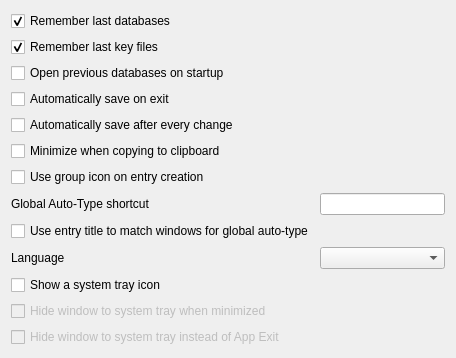
The window that src/gui/SettingsWidgetGeneral.ui (keepassxreboot/keepassxc) describes before a commit, drawn with Qt 5.
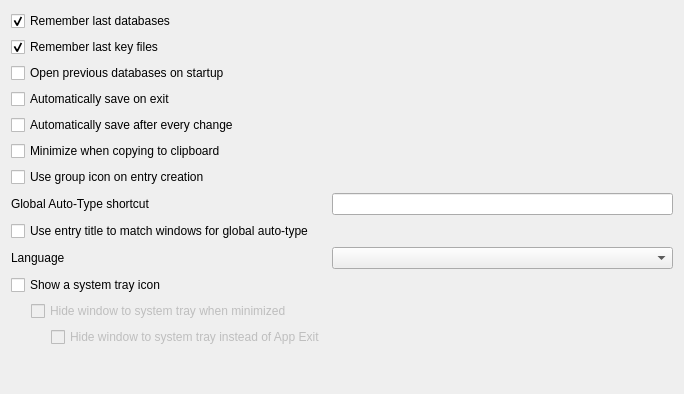
The same window after the commit. Custom widgets are drawn as their Qt base class.

Commit message: better handling and display for systray checkbox buttons

What changed in the file:
```diff
--- a/src/gui/SettingsWidgetGeneral.ui
+++ b/src/gui/SettingsWidgetGeneral.ui
@@ -6,8 +6,8 @@
    <rect>
     <x>0</x>
     <y>0</y>
-    <width>456</width>
-    <height>346</height>
+    <width>684</width>
+    <height>394</height>
    </rect>
   </property>
   <layout class="QFormLayout" name="formLayout">
@@ -104,16 +104,63 @@
     </widget>
    </item>
    <item row="11" column="0">
+    <layout class="QHBoxLayout" name="systrayLayout">
+     <property name="sizeConstraint">
+      <enum>QLayout::SetMaximumSize</enum>
+     </property>
+     <item>
+      <spacer name="horizontalSpacer">
+       <property name="orientation">
+        <enum>Qt::Horizontal</enum>
+       </property>
+       <property name="sizeType">
+        <enum>QSizePolicy::Fixed</enum>
+       </property>
+       <property name="sizeHint" stdset="0">
+        <size>
+         <width>20</width>
+         <height>20</height>
+        </size>
+       </property>
+      </spacer>
+     </item>
+     <item>
     <widget class="QCheckBox" name="systrayMinimizeToTrayCheckBox">
      <property name="enabled">
       <bool>false</bool>
      </property>
+       <property name="sizePolicy">
+        <sizepolicy hsizetype="Maximum" vsizetype="Fixed">
+         <horstretch>0</horstretch>
+         <verstretch>0</verstretch>
+        </sizepolicy>
+       </property>
      <property name="text">
       <string>Hide window to system tray when minimized</string>
      </property>
     </widget>
    </item>
+    </layout>
+   </item>
    <item row="12" column="0">
+    <layout class="QHBoxLayout" name="systray2Layout">
+     <property name="sizeConstraint">
+      <enum>QLayout::SetMaximumSize</enum>
+     </property>
+     <item>
+      <spacer name="horizontalSpacer_2">
+       <property name="orientation">
+        <enum>Qt::Horizontal</enum>
+       </property>
+       <property name="sizeHint" stdset="0">
+        <size>
+         <width>40</width>
+         <height>20</height>
+        </size>
+       </property>
+      </spacer>
+     </item>
+     <item>
     <widget class="QCheckBox" name="systrayMinimizeOnCloseCheckBox">
      <property name="enabled">
       <bool>false</bool>
@@ -122,6 +169,8 @@
       <string>Hide window to system tray instead of App Exit</string>
      </property>
     </widget>
+     </item>
+    </layout>
    </item>
   </layout>
  </widget>
```
Lines whose indentation alone changed are shown as unchanged. The commit also changes 2 other files.
